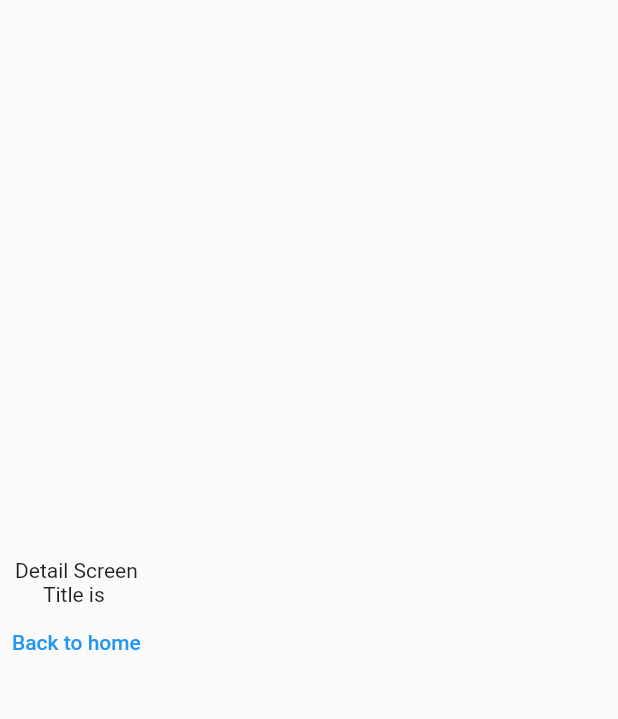
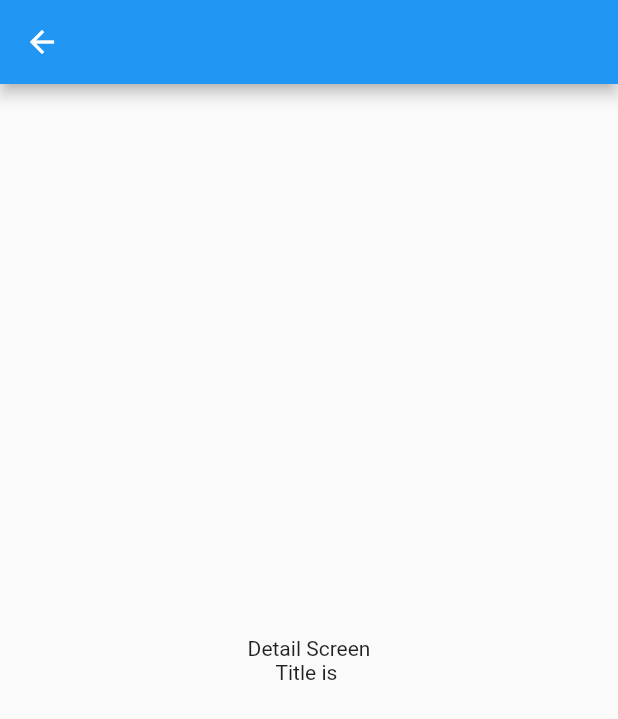
Before and after one commit to PattaraponLertratananont/flutter-starter-pack, a Flutter app: the DetailScreen screen opened directly with empty values, on a phone screen of 412 x 824 dp. Shown: the top 719 px of the screen. Run offline on Flutter 3.47's test engine with Material 2 defaults, Android fonts, the phone set to English and light mode, and no system bars.

Commit message:
revised todo detail

```diff
--- a/lib/screens/detail.dart
+++ b/lib/screens/detail.dart
@@ -15,18 +15,17 @@ class DetailScreen extends StatelessWidget {
         ModalRoute.of(context)!.settings.arguments as DetailScreenArguments;
 
     return Scaffold(
-      body: Column(
-        mainAxisAlignment: MainAxisAlignment.center,
-        children: [
-          Text("Detail Screen"),
-          Text("Title is ${arguments.title}"),
-          TextButton(
-            onPressed: () {
-              Navigator.pop(context, arguments.title);
-            },
-            child: Text("Back to home"),
-          )
-        ],
+      appBar: AppBar(
+        title: Text(arguments.title),
+      ),
+      body: Center(
+        child: Column(
+          mainAxisAlignment: MainAxisAlignment.center,
+          children: [
+            Text("Detail Screen"),
+            Text("Title is ${arguments.title}"),
+          ],
+        ),
       ),
     );
   }
```
Also changed, not shown: 1 other file.
